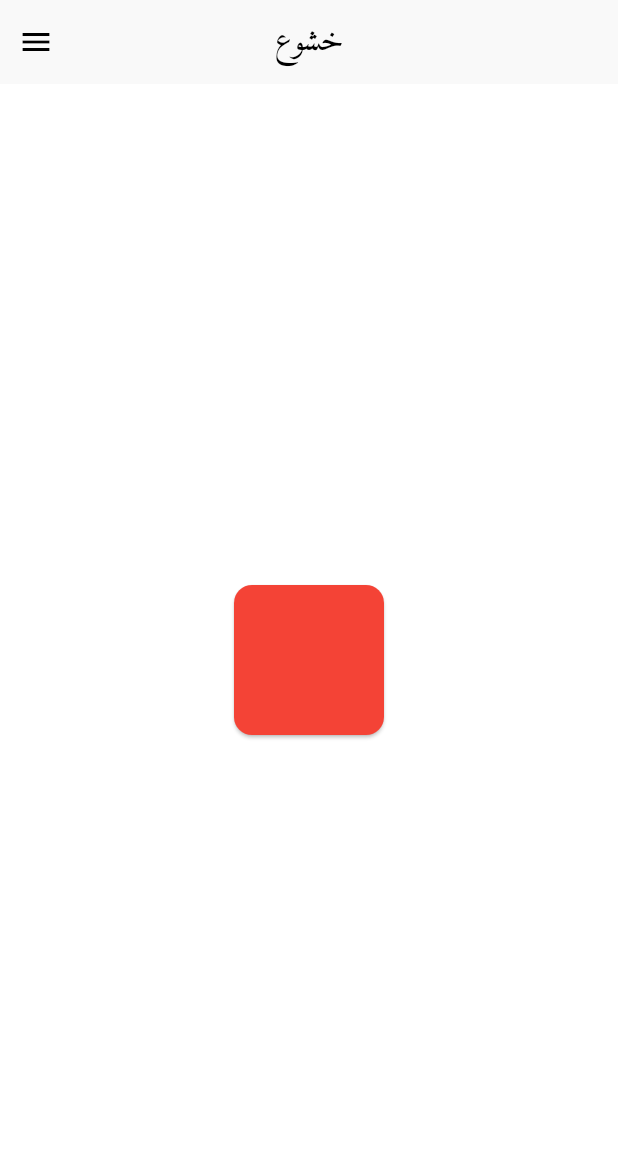
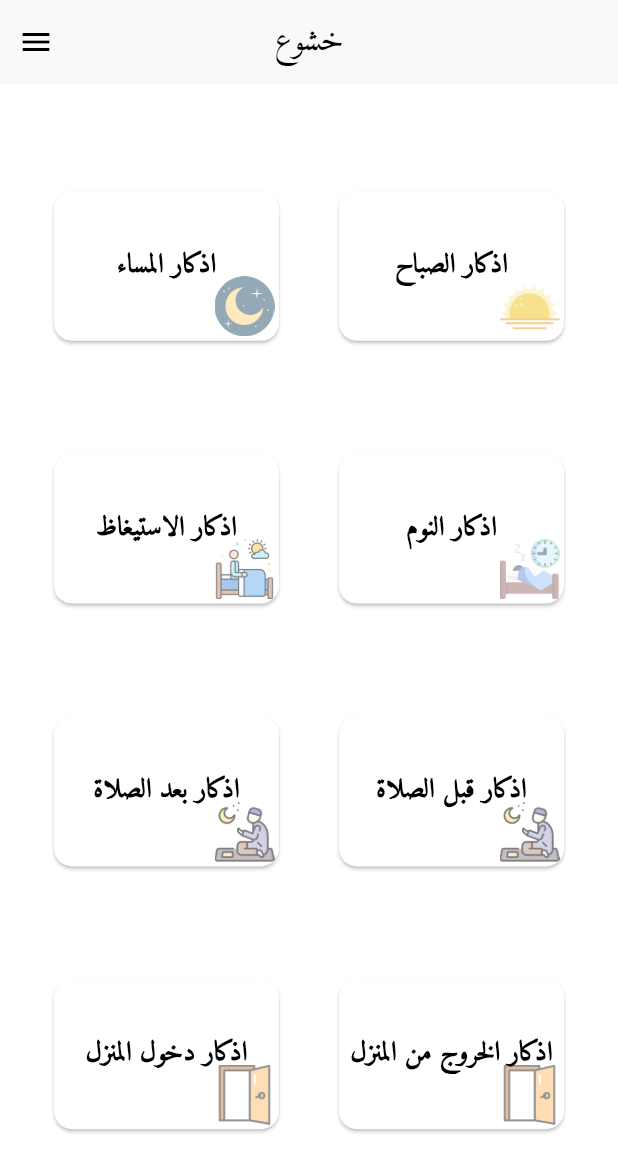
Before and after one commit to Modather-ali/khushu, a Flutter app: the screen it shows after launch, on a phone screen of 412 x 824 dp. Shown: the top 1172 px of the screen. Run offline on Flutter 3.47's test engine with Material 3 defaults, Android fonts, the phone set to English and light mode, and no system bars; our stand-ins replace connectivity_plus, flutter_easyloading, flutter_svg, geolocator, get, google_maps_flutter and 4 more; missing offline and left inert: flutter_islamic_icons, flutter_qiblah, flutter_stepindicator, odometer.

Commit message:
working on the new ui

```diff
--- a/lib/main.dart
+++ b/lib/main.dart
@@ -20,7 +20,6 @@ class _MyAppState extends State<MyApp> {
   @override
   Widget build(BuildContext context) {
     return GetMaterialApp(
-      debugShowCheckedModeBanner: false,
       title: 'خشوع',
       locale: const Locale('ar'),
       theme: lightTheme,
--- a/lib/screens/azkar/azkar_screen.dart
+++ b/lib/screens/azkar/azkar_screen.dart
@@ -4,6 +4,7 @@ import 'package:flutter/material.dart';
 
 import '../../../../modules/zekr.dart';
 import '../../../../res/data.dart';
+import 'widgets/zeker_category_widget.dart';
 
 class AzkarScreen extends StatefulWidget {
   const AzkarScreen({super.key});
@@ -44,14 +45,62 @@ class _AzkarScreenState extends State<AzkarScreen> {
           icon: const Icon(Icons.menu),
         ),
       ]),
-      body: const Center(
-        child: Card(
-          color: Colors.red,
-          child: SizedBox(
-            height: 100,
-            width: 100,
+      body: const Column(
+        mainAxisAlignment: MainAxisAlignment.spaceEvenly,
+        children: [
+          Row(
+            mainAxisAlignment: MainAxisAlignment.spaceEvenly,
+            children: [
+              ZekerCategoryWidget(
+                category: 'اذكار الصباح',
+                image: 'assets/icons/sun.png',
+              ),
+              ZekerCategoryWidget(
+                category: 'اذكار المساء',
+                image: 'assets/icons/half-moon.png',
+              ),
+            ],
           ),
-        ),
+          Row(
+            mainAxisAlignment: MainAxisAlignment.spaceEvenly,
+            children: [
+              ZekerCategoryWidget(
+                category: 'اذكار النوم',
+                image: 'assets/icons/sleep.png',
+              ),
+              ZekerCategoryWidget(
+                category: 'اذكار الاستيغاظ',
+                image: 'assets/icons/awaken.png',
+              ),
+            ],
+          ),
+          Row(
+            mainAxisAlignment: MainAxisAlignment.spaceEvenly,
+            children: [
+              ZekerCategoryWidget(
+                category: 'اذكار قبل الصلاة',
+                image: 'assets/icons/praying.png',
+              ),
+              ZekerCategoryWidget(
+                category: 'اذكار بعد الصلاة',
+                image: 'assets/icons/praying.png',
+              ),
+            ],
+          ),
+          Row(
+            mainAxisAlignment: MainAxisAlignment.spaceEvenly,
+            children: [
+              ZekerCategoryWidget(
+                category: 'اذكار الخروج من المنزل',
+                image: 'assets/icons/door.png',
+              ),
+              ZekerCategoryWidget(
+                category: 'اذكار دخول المنزل',
+                image: 'assets/icons/door.png',
+              ),
+            ],
+          ),
+        ],
       ),
     );
   }
--- /dev/null
+++ b/lib/screens/azkar/widgets/zeker_category_widget.dart
@@ -0,0 +1,54 @@
+import 'package:flutter/material.dart';
+import 'package:get/get.dart';
+
+import '../zeker_screen.dart';
+
+class ZekerCategoryWidget extends StatelessWidget {
+  final String category;
+  final String image;
+  const ZekerCategoryWidget({
+    super.key,
+    required this.category,
+    required this.image,
+  });
+
+  @override
+  Widget build(BuildContext context) {
+    return InkWell(
+      onTap: () {
+        Get.to(() => const ZekerScreen());
+      },
+      child: Card(
+        child: SizedBox(
+            height: 100,
+            width: 150,
+            child: Stack(
+              children: [
+                Align(
+                  alignment: Alignment.bottomRight,
+                  child: Padding(
+                    padding: const EdgeInsets.all(3.0),
+                    child: Opacity(
+                      opacity: 0.5,
+                      child: Image.asset(
+                        image,
+                        height: 40,
+                        width: 40,
+                      ),
+                    ),
+                  ),
+                ),
+                Center(
+                    child: Text(
+                  category,
+                  style: const TextStyle(
+                    fontSize: 18,
+                    fontWeight: FontWeight.w600,
+                  ),
+                )),
+              ],
+            )),
+      ),
+    );
+  }
+}
--- a/pubspec.yaml
+++ b/pubspec.yaml
@@ -27,6 +27,7 @@ dependencies:
   share_plus: ^6.3.0
   shared_preferences: ^2.0.20
   get: ^4.6.5
+  flutter_stepindicator: ^0.1.7
   # geocoding: ^2.1.0
   # latlong2: ^0.9.0
   # flutter_screenutil: ^5.0.0+2
```
Also changed, not shown: lib/screens/azkar/zeker_screen.dart (added, +145 -0 lines), lib/screens/bottom_bavigation.dart (deleted, +0 -65 lines), pubspec.lock.
